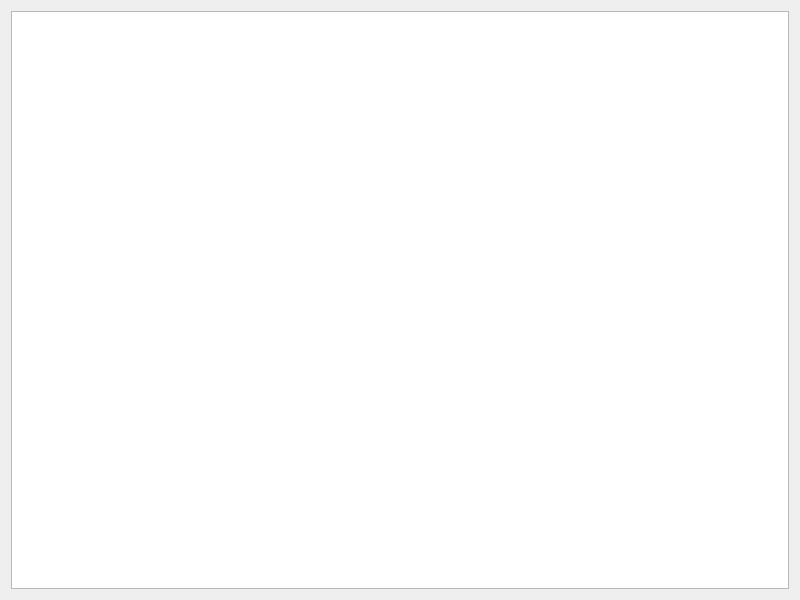
Before: the Qt Designer form TCPNetworkAppS/Widget.ui in Jam2356/RemoteDeletion, drawn with Qt 5.
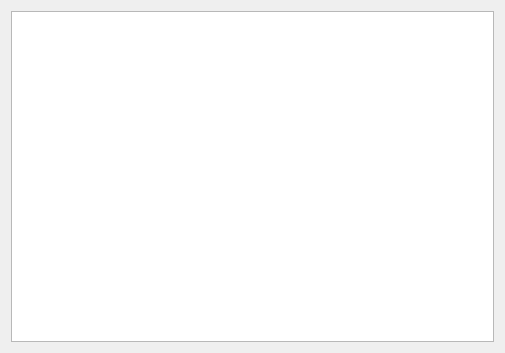
After: the same form once the commit is applied.

Patch:
```diff
--- a/TCPNetworkAppS/Widget.ui
+++ b/TCPNetworkAppS/Widget.ui
@@ -6,8 +6,8 @@
    <rect>
     <x>0</x>
     <y>0</y>
-    <width>800</width>
-    <height>600</height>
+    <width>505</width>
+    <height>353</height>
    </rect>
   </property>
   <property name="windowTitle">
```
Left out of the diff: 2 changed lines with no effect on the pictures.
